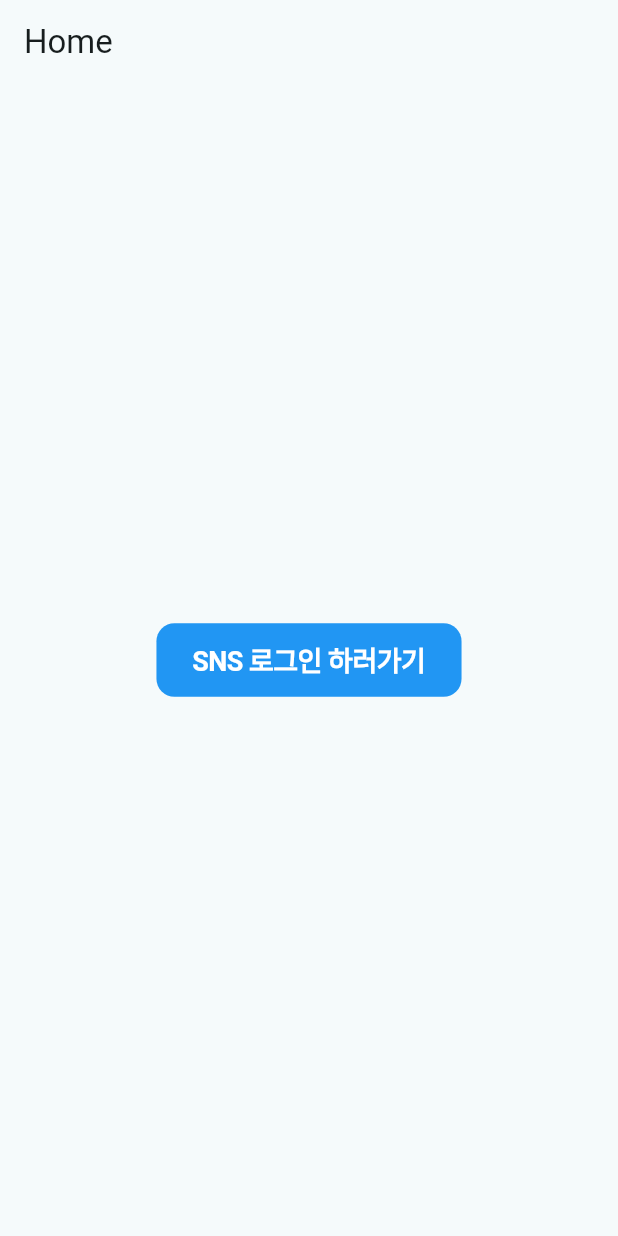
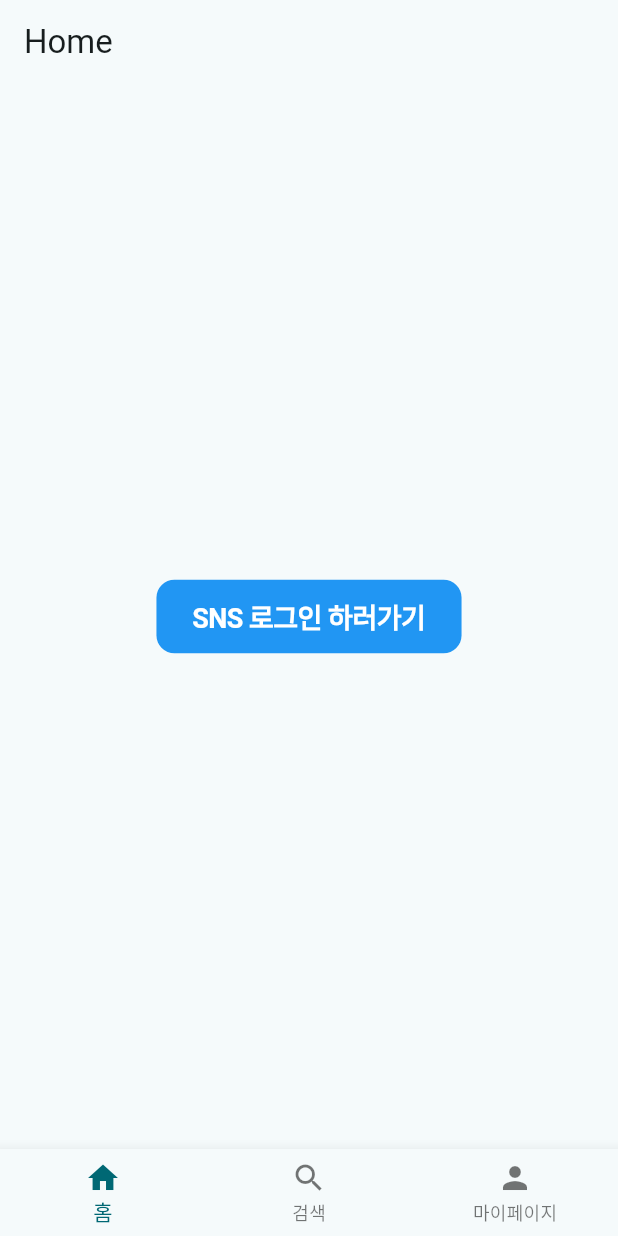
Before and after one commit to yundal8755/mvp_provider_boilerplate, a Flutter app: the screen it shows after launch, on a phone screen of 412 x 824 dp. Run offline on Flutter 3.47's test engine with Material 3 defaults, Android fonts, the phone set to English and light mode, and no system bars; our stand-ins replace flutter_dotenv, flutter_screenutil, flutter_svg, gap, go_router; missing offline and left inert: bounce_tapper; Roboto replaces fonts that are missing (pretendard).

Commit message:
refactor : 폴더 구조 개선

```diff
--- a/lib/app/constant/assets.dart
+++ b/lib/app/constant/assets.dart
@@ -1,4 +1,3 @@
-///This file is automatically generated. DO NOT EDIT, all your changes would be lost.
 class AppAsset {
   AppAsset._();
 
--- a/lib/app/router/routes.dart
+++ b/lib/app/router/routes.dart
@@ -1,6 +1,7 @@
 import 'package:go_router/go_router.dart';
-import 'package:mvp_provider_boilerplate/feature/auth/presentation/view/sign_in_page.dart';
-import 'package:mvp_provider_boilerplate/feature/home/presentation/view/home_page.dart';
+import 'package:mvp_provider_boilerplate/presentation/pages/sign_in/view/sign_in_page.dart';
+import 'package:mvp_provider_boilerplate/presentation/pages/entry/root_page.dart';
+import 'package:mvp_provider_boilerplate/presentation/pages/home/home_page.dart';
 
 enum AppRoute {
   home('/home'),
@@ -15,6 +16,10 @@ final GoRouter router = GoRouter(
   routes: [
     GoRoute(
       path: '/',
+      builder: (context, state) => const RootPage(),
+    ),
+    GoRoute(
+      path: AppRoute.home.path,
       builder: (context, state) => const HomePage(),
     ),
     GoRoute(
--- a/lib/main.dart
+++ b/lib/main.dart
@@ -4,7 +4,7 @@ import 'package:flutter_screenutil/flutter_screenutil.dart';
 import 'package:mvp_provider_boilerplate/app/router/routes.dart';
 import 'package:mvp_provider_boilerplate/app/style/app_size.dart';
 import 'package:mvp_provider_boilerplate/app/style/app_theme.dart';
-import 'package:mvp_provider_boilerplate/common/provider/auth_provider.dart';
+import 'package:mvp_provider_boilerplate/presentation/providers/auth_provider.dart';
 import 'package:provider/provider.dart';
 
 void main() async {
--- a/lib/common/component/button/cool_button.dart
+++ b/lib/presentation/components/button/cool_button.dart
@@ -1,7 +1,7 @@
 import 'package:bounce_tapper/bounce_tapper.dart';
 import 'package:flutter/material.dart';
 import 'package:flutter/services.dart';
-import 'package:mvp_provider_boilerplate/common/component/button/cool_button_style.dart';
+import 'package:mvp_provider_boilerplate/presentation/components/button/cool_button_style.dart';
 
 class CoolButton extends StatefulWidget {
   final Widget child;
--- /dev/null
+++ b/lib/presentation/pages/entry/root_page.dart
@@ -0,0 +1,50 @@
+// lib/feature/root/presentation/view/root_page.dart
+
+import 'package:flutter/material.dart';
+import 'package:mvp_provider_boilerplate/presentation/pages/entry/root_view_model.dart';
+
+class RootPage extends StatefulWidget {
+  const RootPage({super.key});
+
+  @override
+  State<RootPage> createState() => _RootPageState();
+}
+
+class _RootPageState extends State<RootPage> {
+  late RootViewModel _viewModel;
+
+  @override
+  void initState() {
+    super.initState();
+    _viewModel = RootViewModel();
+  }
+
+  @override
+  Widget build(BuildContext context) {
+    return Scaffold(
+      body: _viewModel.screens[_viewModel.currentIndex],
+      bottomNavigationBar: BottomNavigationBar(
+        currentIndex: _viewModel.currentIndex,
+        onTap: (int index) {
+          setState(() {
+            _viewModel.updateIndex(index);
+          });
+        },
+        items: const [
+          BottomNavigationBarItem(
+            icon: Icon(Icons.home),
+            label: '홈',
+          ),
+          BottomNavigationBarItem(
+            icon: Icon(Icons.search),
+            label: '검색',
+          ),
+          BottomNavigationBarItem(
+            icon: Icon(Icons.person),
+            label: '마이페이지',
+          ),
+        ],
+      ),
+    );
+  }
+}
--- /dev/null
+++ b/lib/presentation/pages/entry/root_view_model.dart
@@ -0,0 +1,21 @@
+// lib/feature/root/presentation/view_model/root_view_model.dart
+
+import 'package:flutter/material.dart';
+import 'package:mvp_provider_boilerplate/presentation/pages/home/home_page.dart';
+
+class RootViewModel {
+  /// 현재 선택된 바텀 탭 인덱스
+  int currentIndex = 0;
+
+  /// 인덱스별로 보여줄 화면 목록
+  final List<Widget> screens = [
+    const HomePage(),
+    const Center(child: Text('검색 화면')),
+    const Center(child: Text('마이페이지 화면')),
+  ];
+
+  /// 인덱스 변경 메서드
+  void updateIndex(int index) {
+    currentIndex = index;
+  }
+}
--- a/lib/feature/home/presentation/view/home_page.dart
+++ b/lib/presentation/pages/home/home_page.dart
@@ -1,8 +1,8 @@
 import 'package:flutter/material.dart';
 import 'package:go_router/go_router.dart';
 import 'package:mvp_provider_boilerplate/app/router/routes.dart';
-import 'package:mvp_provider_boilerplate/common/component/button/cool_button.dart';
-import 'package:mvp_provider_boilerplate/feature/home/presentation/view_model/home_view_model.dart';
+import 'package:mvp_provider_boilerplate/presentation/components/button/cool_button.dart';
+import 'package:mvp_provider_boilerplate/presentation/pages/home/home_view_model.dart';
 
 class HomePage extends StatefulWidget {
   const HomePage({super.key});
--- a/lib/feature/auth/presentation/view/sign_in_page.dart
+++ b/lib/presentation/pages/sign_in/view/sign_in_page.dart
@@ -3,9 +3,9 @@ import 'package:flutter_svg/svg.dart';
 import 'package:gap/gap.dart';
 import 'package:mvp_provider_boilerplate/app/constant/assets.dart';
 import 'package:mvp_provider_boilerplate/app/style/app_color.dart';
-import 'package:mvp_provider_boilerplate/common/widget/icon_text_button.dart';
-import 'package:mvp_provider_boilerplate/feature/auth/presentation/type/social_login_type.dart';
-import 'package:mvp_provider_boilerplate/feature/auth/presentation/view_model/sign_in_view_model.dart';
+import 'package:mvp_provider_boilerplate/presentation/widgets/icon_text_button.dart';
+import 'package:mvp_provider_boilerplate/presentation/pages/sign_in/type/social_login_type.dart';
+import 'package:mvp_provider_boilerplate/presentation/pages/sign_in/view_model/sign_in_view_model.dart';
 
 class SignInPage extends StatefulWidget {
   const SignInPage({super.key});
--- a/lib/feature/auth/presentation/view_model/sign_in_view_model.dart
+++ b/lib/presentation/pages/sign_in/view_model/sign_in_view_model.dart
@@ -1,7 +1,7 @@
 import 'package:flutter/material.dart';
-import 'package:mvp_provider_boilerplate/common/api/social_response_model.dart';
-import 'package:mvp_provider_boilerplate/common/provider/auth_provider.dart';
-import 'package:mvp_provider_boilerplate/feature/auth/presentation/type/social_login_type.dart';
+import 'package:mvp_provider_boilerplate/app/api/social_response_model.dart';
+import 'package:mvp_provider_boilerplate/presentation/providers/auth_provider.dart';
+import 'package:mvp_provider_boilerplate/presentation/pages/sign_in/type/social_login_type.dart';
 import 'package:provider/provider.dart';
 
 class SignInViewModel {
--- a/lib/common/widget/icon_text_button.dart
+++ b/lib/presentation/widgets/icon_text_button.dart
@@ -1,6 +1,6 @@
 import 'package:flutter/material.dart';
-import 'package:mvp_provider_boilerplate/common/component/button/cool_button.dart';
-import 'package:mvp_provider_boilerplate/common/component/button/cool_button_style.dart';
+import 'package:mvp_provider_boilerplate/presentation/components/button/cool_button.dart';
+import 'package:mvp_provider_boilerplate/presentation/components/button/cool_button_style.dart';
 
 class IconTextButton extends StatelessWidget {
   final String text;
```
Also changed, not shown: lib/app/api/social_response_model.dart (renamed from lib/common/api/social_response_model.dart), lib/domain/user_entity.dart (added), lib/presentation/components/button/cool_button_style.dart (renamed from lib/common/component/button/cool_button_style.dart), lib/presentation/pages/home/home_view_model.dart (renamed from lib/feature/home/presentation/view_model/home_view_model.dart), lib/presentation/pages/sign_in/type/social_login_type.dart (renamed from lib/feature/auth/presentation/type/social_login_type.dart), lib/presentation/providers/auth_provider.dart (renamed from lib/common/provider/auth_provider.dart).
